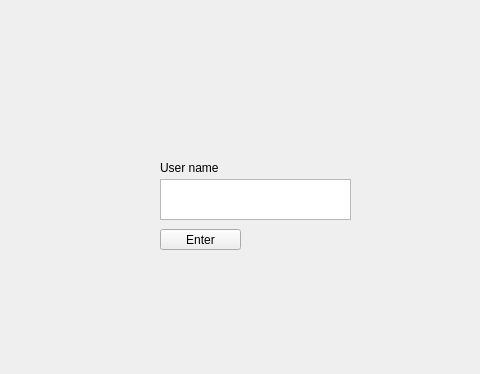
Old version of the form mainwindow.ui in the repository justinburrill/comp3004_d1; both pictures show x 149 to 629 and y 0 to 374 of the 800 by 600 pixel window.
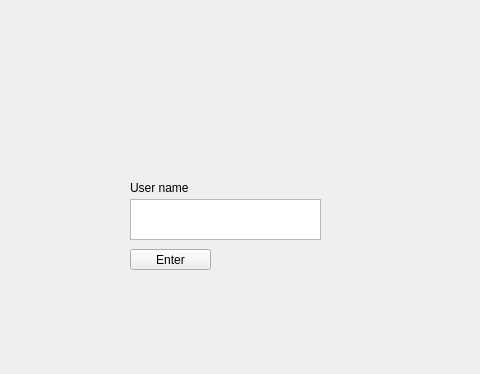
New version of the form.

What changed in the file:
```diff
--- a/mainwindow.ui
+++ b/mainwindow.ui
@@ -27,8 +27,8 @@
      <widget class="QLabel" name="username_entry_label">
       <property name="geometry">
        <rect>
-        <x>310</x>
-        <y>160</y>
+        <x>280</x>
+        <y>180</y>
         <width>101</width>
         <height>17</height>
        </rect>
@@ -40,8 +40,8 @@
      <widget class="QPlainTextEdit" name="username_entry">
       <property name="geometry">
        <rect>
-        <x>310</x>
-        <y>180</y>
+        <x>280</x>
+        <y>200</y>
         <width>191</width>
         <height>41</height>
        </rect>
@@ -50,8 +50,8 @@
      <widget class="QPushButton" name="enter_button">
       <property name="geometry">
        <rect>
-        <x>310</x>
-        <y>230</y>
+        <x>280</x>
+        <y>250</y>
         <width>81</width>
         <height>21</height>
        </rect>
```
